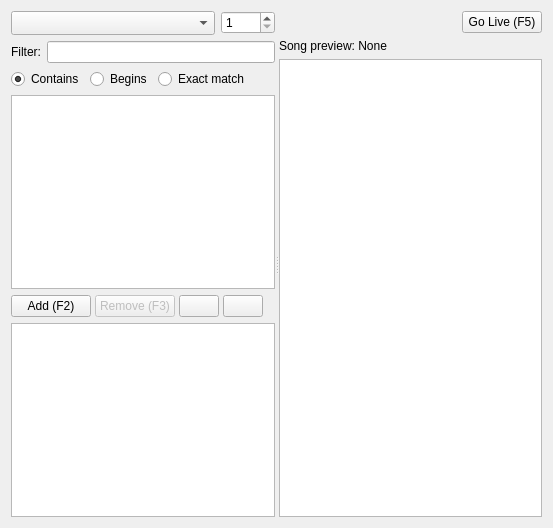
SoftProjector/src, file src/songwidget.ui: the form before one commit.
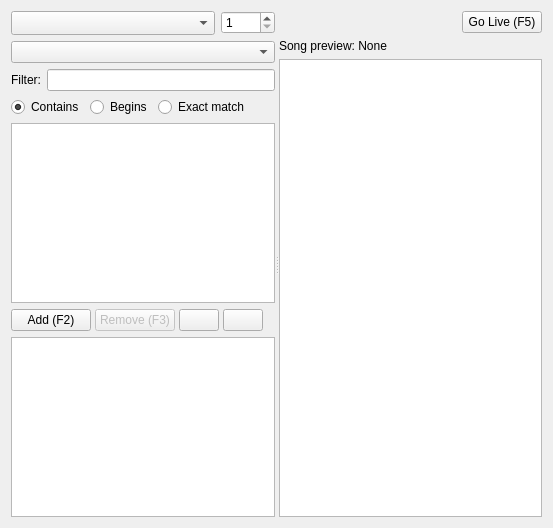
The form after the commit. Icons and pictures are not drawn.

Commit message: Added song category filtering capability; Russian song category translations.

```diff
--- a/src/songwidget.ui
+++ b/src/songwidget.ui
@@ -72,6 +72,9 @@
          </item>
         </layout>
        </item>
+       <item>
+        <widget class="QComboBox" name="comboBoxCategory"/>
+       </item>
        <item>
         <layout class="QHBoxLayout" name="horizontalLayout_3">
          <item>
```
The commit also changes 10 other files.
